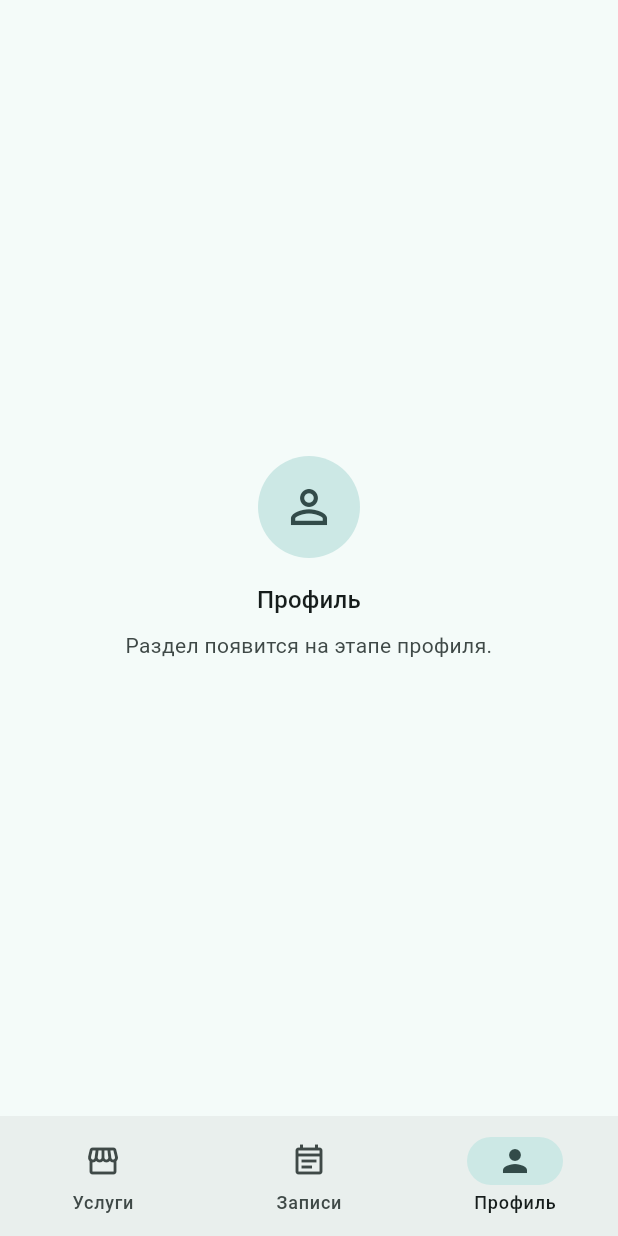
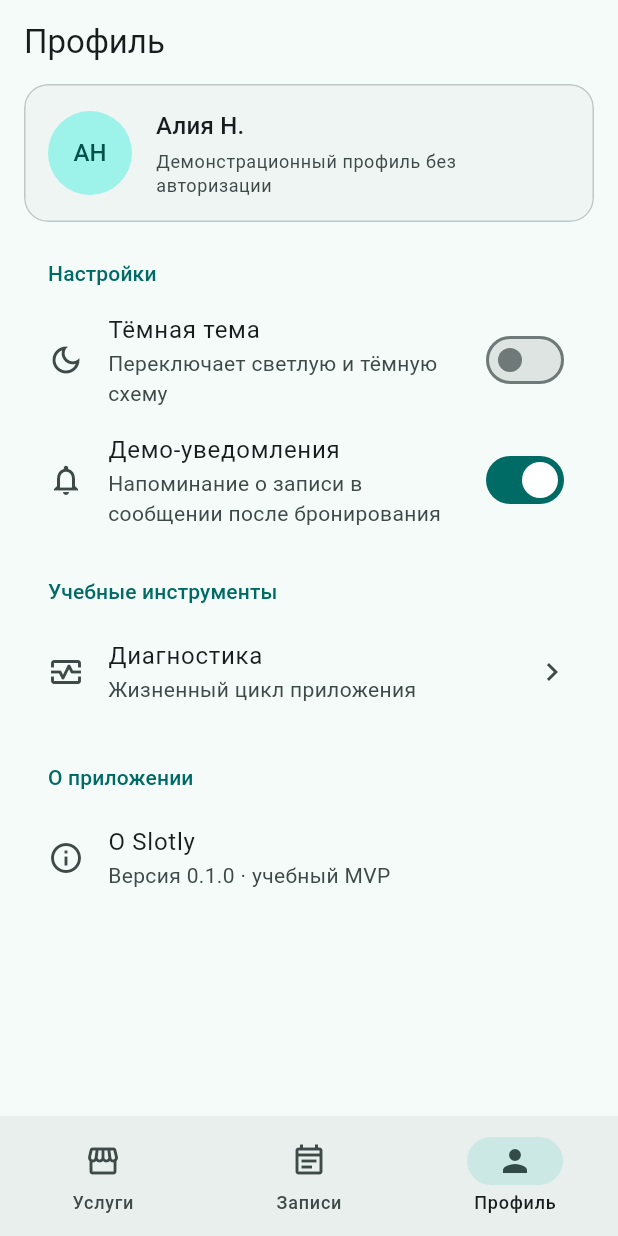
Before and after one commit to KingOfStrongStyle/Slotly, a Flutter app: the HomeShell screen opened directly, item 3 of the bottom bar chosen, on a phone screen of 412 x 824 dp. Run offline on Flutter 3.47's test engine with Material 3 defaults, Android fonts, the phone set to English and light mode, and no system bars.

Commit message:
feat: add lifecycle diagnostics and profile settings

```diff
--- a/lib/app/app_scope.dart
+++ b/lib/app/app_scope.dart
@@ -1,5 +1,6 @@
 import 'package:flutter/widgets.dart';
 
+import '../core/lifecycle/lifecycle_logger.dart';
 import '../core/utils/clock.dart';
 import '../features/catalog/data/demo_services.dart';
 import '../features/catalog/domain/service.dart';
@@ -15,6 +16,7 @@ class AppDependencies {
     required this.clock,
     required this.appController,
     required this.services,
+    required this.lifecycleLogger,
   });
 
   factory AppDependencies.demo({Clock clock = systemClock}) {
@@ -22,15 +24,18 @@ class AppDependencies {
       clock: clock,
       appController: AppController(),
       services: demoServices,
+      lifecycleLogger: LifecycleLogger(clock: clock),
     );
   }
 
   final Clock clock;
   final AppController appController;
   final List<Service> services;
+  final LifecycleLogger lifecycleLogger;
 
   void dispose() {
     appController.dispose();
+    lifecycleLogger.dispose();
   }
 }
 
--- a/lib/app/home_shell.dart
+++ b/lib/app/home_shell.dart
@@ -4,8 +4,10 @@ import '../core/app_strings.dart';
 import '../core/widgets/empty_state.dart';
 import '../features/catalog/domain/service.dart';
 import '../features/catalog/presentation/catalog_screen.dart';
+import '../features/profile/presentation/profile_screen.dart';
 import 'app_controller.dart';
 import 'app_scope.dart';
+import 'routes.dart';
 
 /// Main screen with the bottom [NavigationBar].
 ///
@@ -35,12 +37,10 @@ class HomeShell extends StatelessWidget {
           message: 'Раздел появится на этапе бронирования.',
         ),
       ),
-      const Center(
-        child: EmptyState(
-          icon: Icons.person_outline,
-          title: AppStrings.tabProfile,
-          message: 'Раздел появится на этапе профиля.',
-        ),
+      ProfileScreen(
+        appController: controller,
+        onOpenDiagnostics: () =>
+            Navigator.of(context).pushNamed(AppRoutes.diagnostics),
       ),
     ];
 
--- a/lib/app/routes.dart
+++ b/lib/app/routes.dart
@@ -1,6 +1,8 @@
 import 'package:flutter/material.dart';
 
 import '../features/catalog/domain/service.dart';
+import '../features/diagnostics/presentation/diagnostics_screen.dart';
+import 'app_scope.dart';
 import 'home_shell.dart';
 
 /// Route configuration of the app.
@@ -10,8 +12,12 @@ import 'home_shell.dart';
 /// straight into the screen constructor instead of an untyped argument.
 abstract final class AppRoutes {
   static const homeName = '/home';
+  static const diagnostics = '/diagnostics';
 
-  static Map<String, WidgetBuilder> get named => {};
+  static Map<String, WidgetBuilder> get named => {
+    diagnostics: (context) =>
+        DiagnosticsScreen(logger: AppScope.of(context).lifecycleLogger),
+  };
 
   static Route<void> home({ServiceCategory? initialCategory}) {
     return MaterialPageRoute(
--- a/lib/core/app_strings.dart
+++ b/lib/core/app_strings.dart
@@ -61,4 +61,58 @@ abstract final class AppStrings {
   static const catalogEmptyMessage =
       'Попробуйте изменить запрос или выбрать другую категорию.';
   static const catalogResetFilters = 'Сбросить фильтры';
+
+  // Lifecycle diagnostics
+  static const diagnosticsTitle = 'Диагностика';
+  static const diagnosticsCurrentState = 'Текущее состояние';
+  static const diagnosticsUnknownState = 'Платформа ещё не сообщила состояние';
+  static const diagnosticsJournal = 'Журнал жизненного цикла';
+  static const diagnosticsClear = 'Очистить журнал';
+  static const diagnosticsCleared = 'Журнал очищен';
+  static const diagnosticsHint =
+      'Сверните приложение, откройте список недавних приложений или '
+      'переключитесь на другое приложение, а затем вернитесь сюда.';
+  static const diagnosticsEmptyTitle = 'Событий пока нет';
+  static const diagnosticsEmptyMessage =
+      'Новые события появятся после сворачивания приложения '
+      'или возврата в него.';
+  static const lifecycleLaunchPrefix = 'Начальное состояние при запуске. ';
+  static const lifecycleResumedTitle = 'Активно';
+  static const lifecycleInactiveTitle = 'Неактивно';
+  static const lifecycleHiddenTitle = 'Скрыто';
+  static const lifecyclePausedTitle = 'Приостановлено';
+  static const lifecycleDetachedTitle = 'Отсоединено';
+  static const lifecycleResumedDescription =
+      'Приложение на экране и принимает ввод пользователя.';
+  static const lifecycleInactiveDescription =
+      'Приложение видно, но не принимает ввод: например, открыт список '
+      'недавних приложений или системная шторка.';
+  static const lifecycleHiddenDescription =
+      'Интерфейс скрыт. На Android Flutter добавляет это промежуточное '
+      'состояние между inactive и paused.';
+  static const lifecyclePausedDescription =
+      'Приложение в фоне и не видно пользователю. Система может завершить '
+      'процесс без дополнительных уведомлений.';
+  static const lifecycleDetachedDescription =
+      'Движок Flutter работает без видимого окна: Activity уничтожена или '
+      'приложение закрывается.';
+
+  // Profile
+  static const profileTitle = 'Профиль';
+  static const profileDemoUserName = 'Алия Н.';
+  static const profileDemoUserInitials = 'АН';
+  static const profileDemoUserNote = 'Демонстрационный профиль без авторизации';
+  static const profileSettingsSection = 'Настройки';
+  static const profileDarkTheme = 'Тёмная тема';
+  static const profileDarkThemeHint = 'Переключает светлую и тёмную схему';
+  static const profileNotifications = 'Демо-уведомления';
+  static const profileNotificationsHint =
+      'Напоминание о записи в сообщении после бронирования';
+  static const profileToolsSection = 'Учебные инструменты';
+  static const profileDiagnosticsHint = 'Жизненный цикл приложения';
+  static const profileAboutSection = 'О приложении';
+  static const profileAbout = 'О Slotly';
+  static const profileAboutText =
+      'Учебный MVP сервиса онлайн-записи и электронной очереди для '
+      'локального бизнеса. $demoDataNotice';
 }
--- /dev/null
+++ b/lib/core/lifecycle/lifecycle_logger.dart
@@ -0,0 +1,56 @@
+import 'package:flutter/foundation.dart';
+import 'package:flutter/widgets.dart';
+
+import '../utils/clock.dart';
+import 'lifecycle_event.dart';
+
+/// Records application lifecycle transitions into an in-memory journal.
+///
+/// Created once at app startup (see `AppDependencies`) so that events are
+/// captured even before the diagnostics screen is opened. The journal is not
+/// persisted: after the process is killed it starts again from #1. Transitions
+/// right before termination can be watched with `adb logcat -s flutter`.
+class LifecycleLogger extends ChangeNotifier {
+  LifecycleLogger({this.clock = systemClock}) {
+    final initialState = WidgetsBinding.instance.lifecycleState;
+    if (initialState != null) _record(initialState, isInitial: true);
+    _listener = AppLifecycleListener(onStateChange: _record);
+  }
+
+  final Clock clock;
+  late final AppLifecycleListener _listener;
+  final List<LifecycleEvent> _events = [];
+  AppLifecycleState? _currentState;
+
+  /// Journal in chronological order.
+  List<LifecycleEvent> get events => List.unmodifiable(_events);
+
+  AppLifecycleState? get currentState => _currentState;
+
+  void clear() {
+    if (_events.isEmpty) return;
+    _events.clear();
+    notifyListeners();
+  }
+
+  void _record(AppLifecycleState state, {bool isInitial = false}) {
+    _currentState = state;
+    final event = LifecycleEvent(
+      sequenceNumber: _events.length + 1,
+      state: state,
+      occurredAt: clock(),
+      isInitial: isInitial,
+    );
+    _events.add(event);
+    if (kDebugMode) {
+      debugPrint('[Slotly lifecycle] #${event.sequenceNumber} ${state.name}');
+    }
+    notifyListeners();
+  }
+
+  @override
+  void dispose() {
+    _listener.dispose();
+    super.dispose();
+  }
+}
--- /dev/null
+++ b/lib/features/profile/presentation/profile_screen.dart
@@ -0,0 +1,151 @@
+import 'package:flutter/material.dart';
+
+import '../../../app/app_controller.dart';
+import '../../../app/theme.dart';
+import '../../../core/app_strings.dart';
+import '../../../core/widgets/responsive.dart';
+import '../../../core/widgets/slotly_logo.dart';
+
+/// "Профиль" tab: demo user, local settings and links to the lab tools.
+class ProfileScreen extends StatelessWidget {
+  const ProfileScreen({
+    super.key,
+    required this.appController,
+    required this.onOpenDiagnostics,
+  });
+
+  final AppController appController;
+  final VoidCallback onOpenDiagnostics;
+
+  @override
+  Widget build(BuildContext context) {
+    return ListenableBuilder(
+      listenable: appController,
+      builder: (context, _) => LayoutBuilder(
+        builder: (context, constraints) {
+          final gutter = responsiveGutter(constraints.maxWidth);
+          return CustomScrollView(
+            slivers: [
+              const SliverAppBar(
+                pinned: true,
+                title: Text(AppStrings.profileTitle),
+              ),
+              SliverPadding(
+                padding: EdgeInsets.fromLTRB(gutter, 0, gutter, AppSpacing.xl),
+                sliver: SliverList.list(
+                  children: [
+                    const _UserHeader(),
+                    const _SectionTitle(AppStrings.profileSettingsSection),
+                    SwitchListTile(
+                      secondary: const Icon(Icons.dark_mode_outlined),
+                      title: const Text(AppStrings.profileDarkTheme),
+                      subtitle: const Text(AppStrings.profileDarkThemeHint),
+                      value: appController.isDarkMode,
+                      onChanged: appController.setDarkMode,
+                    ),
+                    SwitchListTile(
+                      secondary: const Icon(Icons.notifications_outlined),
+                      title: const Text(AppStrings.profileNotifications),
+                      subtitle: const Text(AppStrings.profileNotificationsHint),
+                      value: appController.demoNotificationsEnabled,
+                      onChanged: appController.setDemoNotifications,
+                    ),
+                    const _SectionTitle(AppStrings.profileToolsSection),
+                    ListTile(
+                      leading: const Icon(Icons.monitor_heart_outlined),
+                      title: const Text(AppStrings.diagnosticsTitle),
+                      subtitle: const Text(AppStrings.profileDiagnosticsHint),
+                      trailing: const Icon(Icons.chevron_right),
+                      onTap: onOpenDiagnostics,
+                    ),
+                    const _SectionTitle(AppStrings.profileAboutSection),
+                    ListTile(
+                      leading: const Icon(Icons.info_outline),
+                      title: const Text(AppStrings.profileAbout),
+                      subtitle: const Text(AppStrings.appVersionLabel),
+                      onTap: () => showAboutDialog(
+                        context: context,
+                        applicationName: AppStrings.appName,
+                        applicationVersion: AppStrings.appVersion,
+                        applicationIcon: const SlotlyLogo(size: 48),
+                        children: const [Text(AppStrings.profileAboutText)],
+                      ),
+                    ),
+                  ],
+                ),
+              ),
+            ],
+          );
+        },
+      ),
+    );
+  }
+}
+
+class _UserHeader extends StatelessWidget {
+  const _UserHeader();
+
+  @override
+  Widget build(BuildContext context) {
+    final theme = Theme.of(context);
+    return Card(
+      child: Padding(
+        padding: const EdgeInsets.all(AppSpacing.l),
+        child: Row(
+          children: [
+            CircleAvatar(
+              radius: 28,
+              backgroundColor: theme.colorScheme.primaryContainer,
+              foregroundColor: theme.colorScheme.onPrimaryContainer,
+              child: const Text(AppStrings.profileDemoUserInitials),
+            ),
+            const SizedBox(width: AppSpacing.l),
+            Expanded(
+              child: Column(
+                crossAxisAlignment: CrossAxisAlignment.start,
+                children: [
+                  Text(
+                    AppStrings.profileDemoUserName,
+                    style: theme.textTheme.titleMedium,
+                  ),
+                  const SizedBox(height: AppSpacing.xs),
+                  Text(
+                    AppStrings.profileDemoUserNote,
+                    style: theme.textTheme.bodySmall?.copyWith(
+                      color: theme.colorScheme.onSurfaceVariant,
+                    ),
+                  ),
+                ],
+              ),
+            ),
+          ],
+        ),
+      ),
+    );
+  }
+}
+
+class _SectionTitle extends StatelessWidget {
+  const _SectionTitle(this.text);
+
+  final String text;
+
+  @override
+  Widget build(BuildContext context) {
+    final theme = Theme.of(context);
+    return Padding(
+      padding: const EdgeInsets.fromLTRB(
+        AppSpacing.l,
+        AppSpacing.xl,
+        AppSpacing.l,
+        AppSpacing.s,
+      ),
+      child: Text(
+        text,
+        style: theme.textTheme.labelLarge?.copyWith(
+          color: theme.colorScheme.primary,
+        ),
+      ),
+    );
+  }
+}
```
Also changed, not shown: lib/core/lifecycle/lifecycle_event.dart (added, +44 -0 lines), lib/features/diagnostics/presentation/diagnostics_screen.dart (added, +155 -0 lines), 3 other files.
